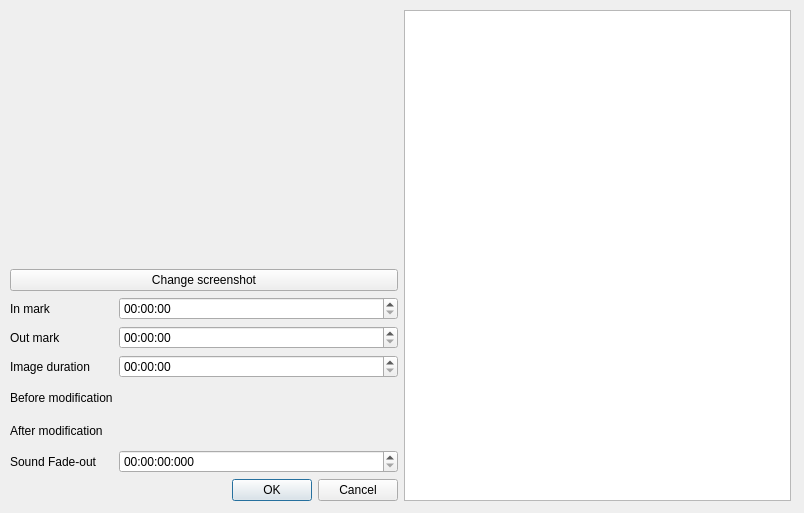
The window that src/advancedsettingswindow.ui (cinemaouvert/OPP) describes before a commit, drawn with Qt 5.
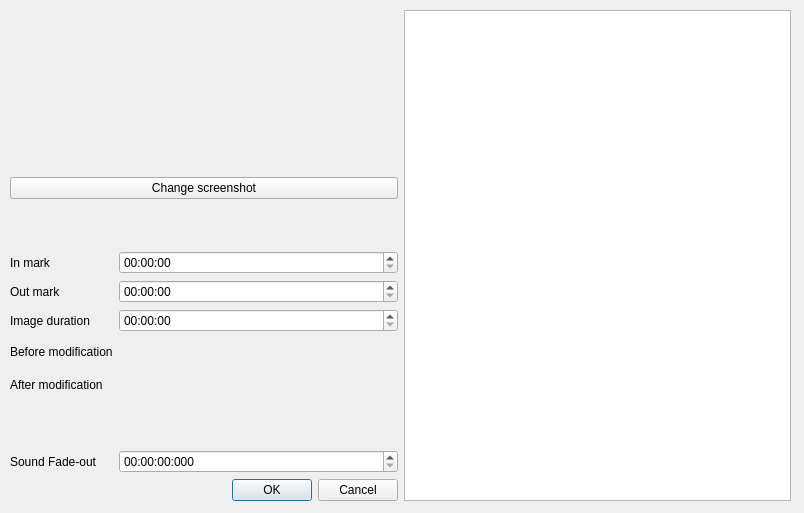
The same window after the commit.

Commit message: Added Video codecs in Details tab Advanced settings interface

```diff
--- a/src/advancedsettingswindow.ui
+++ b/src/advancedsettingswindow.ui
@@ -28,6 +28,19 @@
    <layout class="QHBoxLayout" name="horizontalLayout">
     <item>
      <layout class="QVBoxLayout" name="verticalLayout">
+      <item>
+       <spacer name="verticalSpacer_2">
+        <property name="orientation">
+         <enum>Qt::Vertical</enum>
+        </property>
+        <property name="sizeHint" stdset="0">
+         <size>
+          <width>20</width>
+          <height>40</height>
+         </size>
+        </property>
+       </spacer>
+      </item>
       <item>
        <widget class="QLabel" name="label_title">
         <property name="sizePolicy">
@@ -66,7 +79,7 @@
         <property name="formAlignment">
          <set>Qt::AlignLeading|Qt::AlignLeft|Qt::AlignVCenter</set>
         </property>
-        <item row="0" column="0">
+        <item row="1" column="0">
          <widget class="QLabel" name="label_inMark">
           <property name="enabled">
            <bool>true</bool>
@@ -76,7 +89,7 @@
           </property>
          </widget>
         </item>
-        <item row="0" column="1">
+        <item row="1" column="1">
          <widget class="QTimeEdit" name="timeEdit_inMark">
           <property name="enabled">
            <bool>true</bool>
@@ -93,21 +106,41 @@
           </property>
          </widget>
         </item>
-        <item row="4" column="0">
+        <item row="2" column="0">
+         <widget class="QLabel" name="label_outMark">
+          <property name="enabled">
+           <bool>true</bool>
+          </property>
+          <property name="text">
+           <string>Out mark</string>
+          </property>
+         </widget>
+        </item>
+        <item row="2" column="1">
+         <widget class="QTimeEdit" name="timeEdit_outMark">
+          <property name="enabled">
+           <bool>true</bool>
+          </property>
+          <property name="displayFormat">
+           <string>HH:mm:ss</string>
+          </property>
+         </widget>
+        </item>
+        <item row="5" column="0">
          <widget class="QLabel" name="imageDurationLabel">
           <property name="text">
            <string>Image duration</string>
           </property>
          </widget>
         </item>
-        <item row="4" column="1">
+        <item row="5" column="1">
          <widget class="QTimeEdit" name="imageDurationTimeEdit">
           <property name="displayFormat">
            <string>HH:mm:ss</string>
           </property>
          </widget>
         </item>
-        <item row="5" column="0">
+        <item row="6" column="0">
          <widget class="QLabel" name="label_originalLength">
           <property name="minimumSize">
            <size>
@@ -120,14 +153,14 @@
           </property>
          </widget>
         </item>
-        <item row="5" column="1">
+        <item row="6" column="1">
          <widget class="QLabel" name="label_originalLengthValue">
           <property name="text">
            <string/>
           </property>
          </widget>
         </item>
-        <item row="6" column="0">
+        <item row="7" column="0">
          <widget class="QLabel" name="label_modifiedLength">
           <property name="minimumSize">
            <size>
@@ -140,47 +173,53 @@
           </property>
          </widget>
         </item>
-        <item row="6" column="1">
+        <item row="7" column="1">
          <widget class="QLabel" name="label_modifiedLengthValue">
           <property name="text">
            <string/>
           </property>
          </widget>
         </item>
-        <item row="1" column="0">
-         <widget class="QLabel" name="label_outMark">
-          <property name="enabled">
-           <bool>true</bool>
-          </property>
-          <property name="text">
-           <string>Out mark</string>
-          </property>
-         </widget>
-        </item>
-        <item row="1" column="1">
-         <widget class="QTimeEdit" name="timeEdit_outMark">
-          <property name="enabled">
-           <bool>true</bool>
-          </property>
-          <property name="displayFormat">
-           <string>HH:mm:ss</string>
-          </property>
-         </widget>
-        </item>
-        <item row="7" column="0">
+        <item row="9" column="0">
          <widget class="QLabel" name="label_CrossFading">
           <property name="text">
            <string>Sound Fade-out</string>
           </property>
          </widget>
         </item>
-        <item row="7" column="1">
+        <item row="9" column="1">
          <widget class="QTimeEdit" name="timeEdit_CrossFading">
           <property name="displayFormat">
            <string>HH:mm:ss:zzz</string>
           </property>
          </widget>
         </item>
+        <item row="8" column="1">
+         <spacer name="verticalSpacer">
+          <property name="orientation">
+           <enum>Qt::Vertical</enum>
+          </property>
+          <property name="sizeHint" stdset="0">
+           <size>
+            <width>20</width>
+            <height>40</height>
+           </size>
+          </property>
+         </spacer>
+        </item>
+        <item row="0" column="1">
+         <spacer name="verticalSpacer_3">
+          <property name="orientation">
+           <enum>Qt::Vertical</enum>
+          </property>
+          <property name="sizeHint" stdset="0">
+           <size>
+            <width>20</width>
+            <height>40</height>
+           </size>
+          </property>
+         </spacer>
+        </item>
        </layout>
       </item>
       <item>
```
The commit also changes 2 other files.
